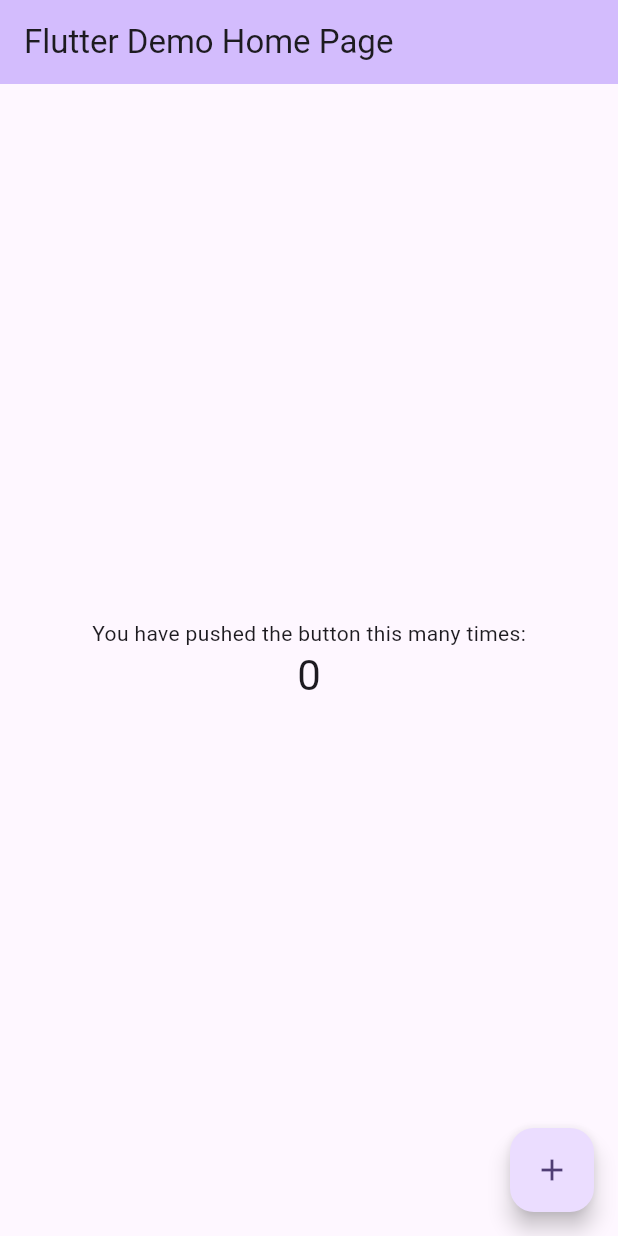
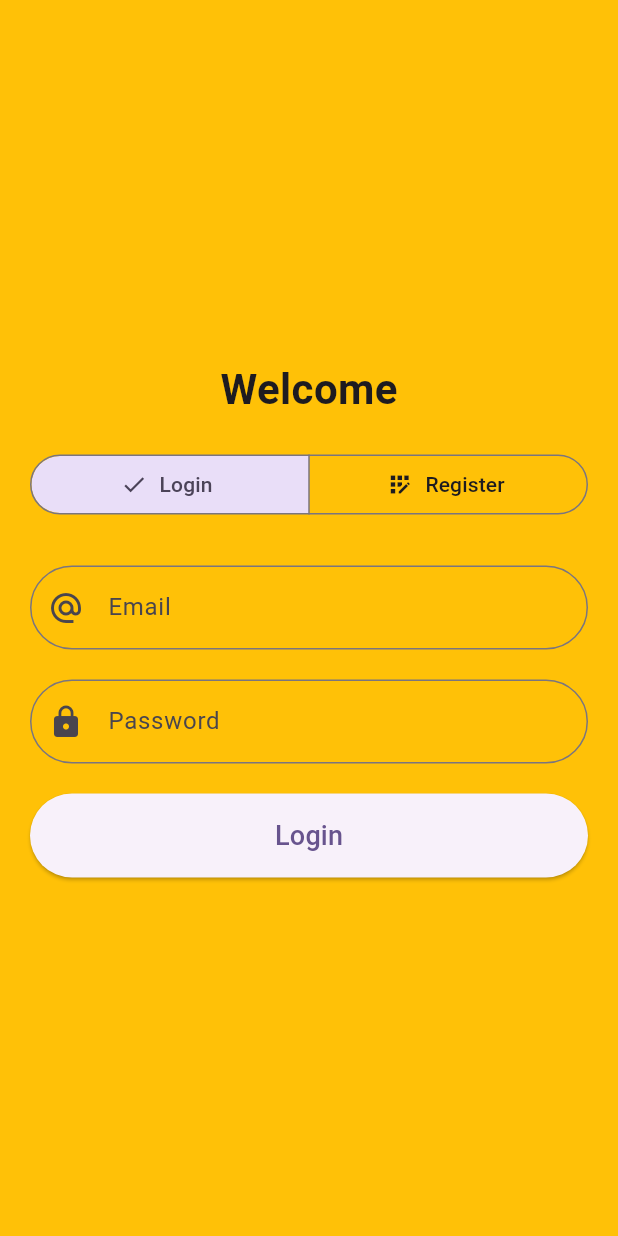
Before and after one commit to PrimalTeam/sportsy-front, a Flutter app: the screen it shows after launch, on a phone screen of 412 x 824 dp. Run offline on Flutter 3.47's test engine with Material 3 defaults, Android fonts, the phone set to English and light mode, and no system bars.

Commit message:
creating login screen

```diff
--- a/lib/main.dart
+++ b/lib/main.dart
@@ -1,4 +1,5 @@
 import 'package:flutter/material.dart';
+import 'screens/login_screen.dart';
 
 void main() {
   runApp(const MyApp());
@@ -13,54 +14,7 @@ class MyApp extends StatelessWidget {
       theme: ThemeData(
         colorScheme: ColorScheme.fromSeed(seedColor: Colors.deepPurple),
       ),
-      home: const MyHomePage(title: 'Flutter Demo Home Page'),
+      home: const LoginScreen(),
     );
   }
 }
-
-class MyHomePage extends StatefulWidget {
-  const MyHomePage({super.key, required this.title});
-
-  final String title;
-
-  @override
-  State<MyHomePage> createState() => _MyHomePageState();
-}
-
-class _MyHomePageState extends State<MyHomePage> {
-  int _counter = 0;
-
-  void _incrementCounter() {
-    setState(() {
-      _counter++;
-    });
-  }
-
-  @override
-  Widget build(BuildContext context) {
-    return Scaffold(
-      appBar: AppBar(
-        backgroundColor: Theme.of(context).colorScheme.inversePrimary,
-
-        title: Text(widget.title),
-      ),
-      body: Center(
-        child: Column(
-          mainAxisAlignment: MainAxisAlignment.center,
-          children: <Widget>[
-            const Text('You have pushed the button this many times:'),
-            Text(
-              '$_counter',
-              style: Theme.of(context).textTheme.headlineMedium,
-            ),
-          ],
-        ),
-      ),
-      floatingActionButton: FloatingActionButton(
-        onPressed: _incrementCounter,
-        tooltip: 'Increment',
-        child: const Icon(Icons.add),
-      ),
-    );
-  }
-}
--- /dev/null
+++ b/lib/screens/login_screen.dart
@@ -0,0 +1,117 @@
+import 'package:flutter/material.dart';
+
+class LoginScreen extends StatefulWidget {
+  const LoginScreen({super.key});
+
+  @override
+  _LoginScreenState createState() => _LoginScreenState();
+}
+
+enum AuthMode { login, register }
+
+class _LoginScreenState extends State<LoginScreen> {
+  final TextEditingController _emailController = TextEditingController();
+  final TextEditingController _passwordController = TextEditingController();
+
+  AuthMode _selectedMode = AuthMode.login;
+
+  void _submit() {
+    String email = _emailController.text;
+    String password = _passwordController.text;
+    if (_selectedMode == AuthMode.login) {
+      print("Logging in with $email and password: $password");
+    } else {
+      print("Registering user with $email and password: $password");
+    }
+  }
+
+  @override
+  Widget build(BuildContext context) {
+    return Scaffold(
+      backgroundColor: Colors.amber,
+      body: Center(
+        child: Padding(
+          padding: const EdgeInsets.all(20),
+          child: Column(
+            mainAxisAlignment: MainAxisAlignment.center,
+            children: [
+              const Text(
+                "Welcome",
+                style: TextStyle(fontSize: 28, fontWeight: FontWeight.bold),
+              ),
+              const SizedBox(height: 20),
+              SizedBox(
+                width: double.infinity,
+                child: SegmentedButton<AuthMode>(
+                  segments: const <ButtonSegment<AuthMode>>[
+                    ButtonSegment<AuthMode>(
+                      value: AuthMode.login,
+                      label: Text("Login"),
+                      icon: Icon(Icons.login),
+                    ),
+                    ButtonSegment<AuthMode>(
+                      value: AuthMode.register,
+                      label: Text("Register"),
+                      icon: Icon(Icons.app_registration),
+                    ),
+                  ],
+                  selected: <AuthMode>{_selectedMode},
+                  onSelectionChanged: (Set<AuthMode> newSelection) {
+                    setState(() {
+                      _selectedMode = newSelection.first;
+                    });
+                  },
+                ),
+              ),
+
+              const SizedBox(height: 30),
+
+              TextField(
+                controller: _emailController,
+                decoration: InputDecoration(
+                  labelText: "Email",
+                  prefixIcon: const Icon(Icons.alternate_email),
+                  border: OutlineInputBorder(
+                    borderRadius: BorderRadius.circular(100),
+                  ),
+                ),
+                keyboardType: TextInputType.emailAddress,
+              ),
+              const SizedBox(height: 20),
+
+              TextField(
+                controller: _passwordController,
+                decoration: InputDecoration(
+                  labelText: "Password",
+                  prefixIcon: const Icon(Icons.lock),
+                  border: OutlineInputBorder(
+                    borderRadius: BorderRadius.circular(100),
+                  ),
+                ),
+                obscureText: true,
+              ),
+              const SizedBox(height: 20),
+
+              SizedBox(
+                width: double.infinity,
+                child: ElevatedButton(
+                  onPressed: _submit,
+                  style: ElevatedButton.styleFrom(
+                    padding: const EdgeInsets.symmetric(vertical: 15),
+                    shape: RoundedRectangleBorder(
+                      borderRadius: BorderRadius.circular(100),
+                    ),
+                  ),
+                  child: Text(
+                    _selectedMode == AuthMode.login ? "Login" : "Register",
+                    style: const TextStyle(fontSize: 18),
+                  ),
+                ),
+              ),
+            ],
+          ),
+        ),
+      ),
+    );
+  }
+}
```
